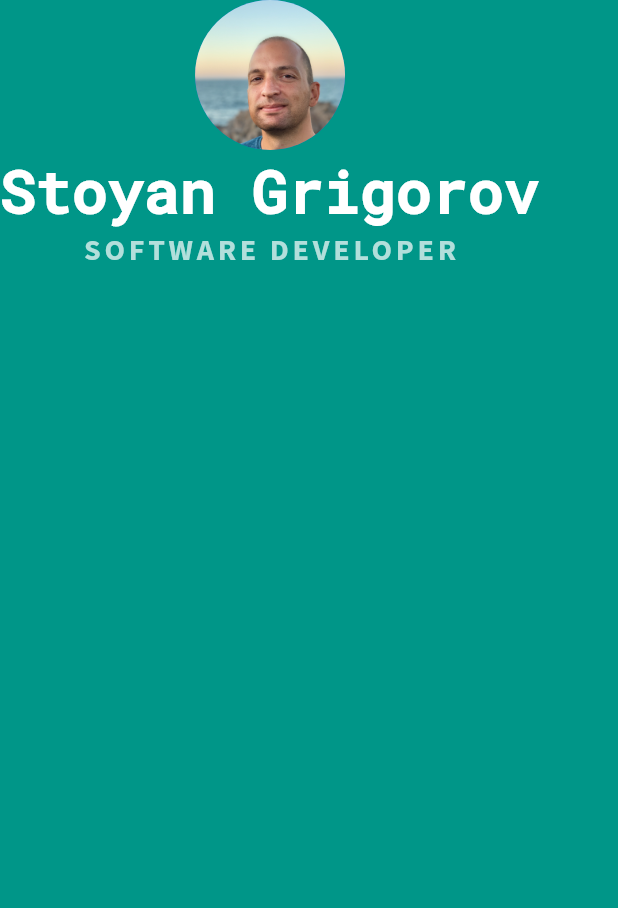
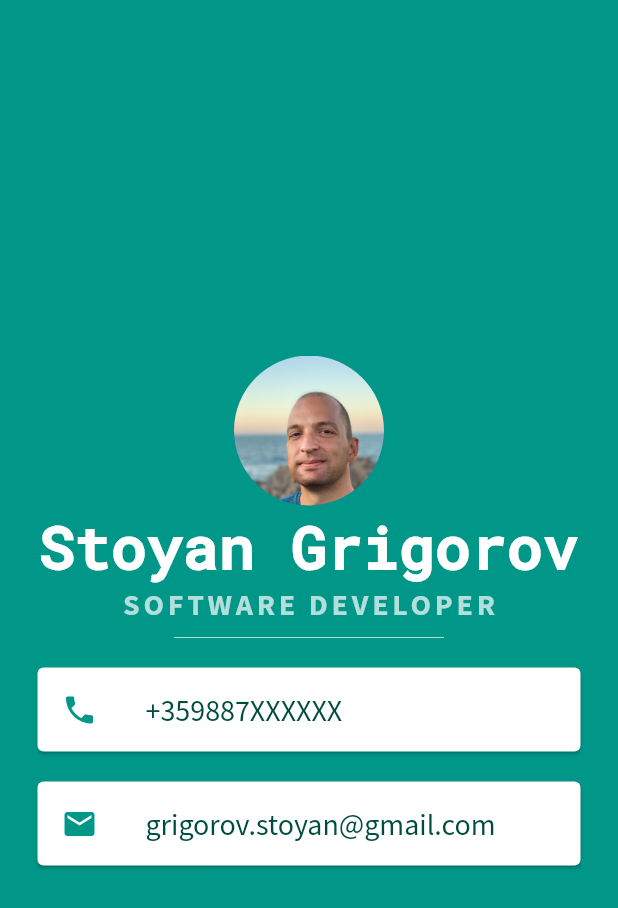
Before and after one commit to nayots/flutter_course, a Flutter app: the screen it shows after launch, on a phone screen of 412 x 824 dp. Shown: the top 908 px of the screen. Run offline on Flutter 3.47's test engine with Material 2 defaults, Android fonts, the phone set to English and light mode, and no system bars.

Commit message:
📦 NEW: flutter me card 2/2

```diff
--- a/mi_card_flutter-master/lib/main.dart
+++ b/mi_card_flutter-master/lib/main.dart
@@ -14,6 +14,7 @@ class MyApp extends StatelessWidget {
         backgroundColor: Colors.teal,
         body: SafeArea(
             child: Column(
+          mainAxisAlignment: MainAxisAlignment.center,
           children: <Widget>[
             CircleAvatar(
               radius: 50,
@@ -38,6 +39,47 @@ class MyApp extends StatelessWidget {
                 fontWeight: FontWeight.bold,
               ),
             ),
+            SizedBox(
+              width: 180.0,
+              height: 20.0,
+              child: Divider(
+                color: Colors.teal.shade100,
+              ),
+            ),
+            Card(
+              margin: EdgeInsets.symmetric(vertical: 10.0, horizontal: 25.0),
+              child: ListTile(
+                leading: Icon(
+                  Icons.phone,
+                  color: Colors.teal,
+                ),
+                title: Text(
+                  '+359887XXXXXX',
+                  style: TextStyle(
+                    fontFamily: 'SourceSansPro',
+                    color: Colors.teal.shade900,
+                    fontSize: 20.0,
+                  ),
+                ),
+              ),
+            ),
+            Card(
+              margin: EdgeInsets.symmetric(vertical: 10.0, horizontal: 25.0),
+              child: ListTile(
+                leading: Icon(
+                  Icons.mail,
+                  color: Colors.teal,
+                ),
+                title: Text(
+                  'grigorov.stoyan@gmail.com',
+                  style: TextStyle(
+                    fontFamily: 'SourceSansPro',
+                    color: Colors.teal.shade900,
+                    fontSize: 20.0,
+                  ),
+                ),
+              ),
+            ),
           ],
         )),
       ),
```
